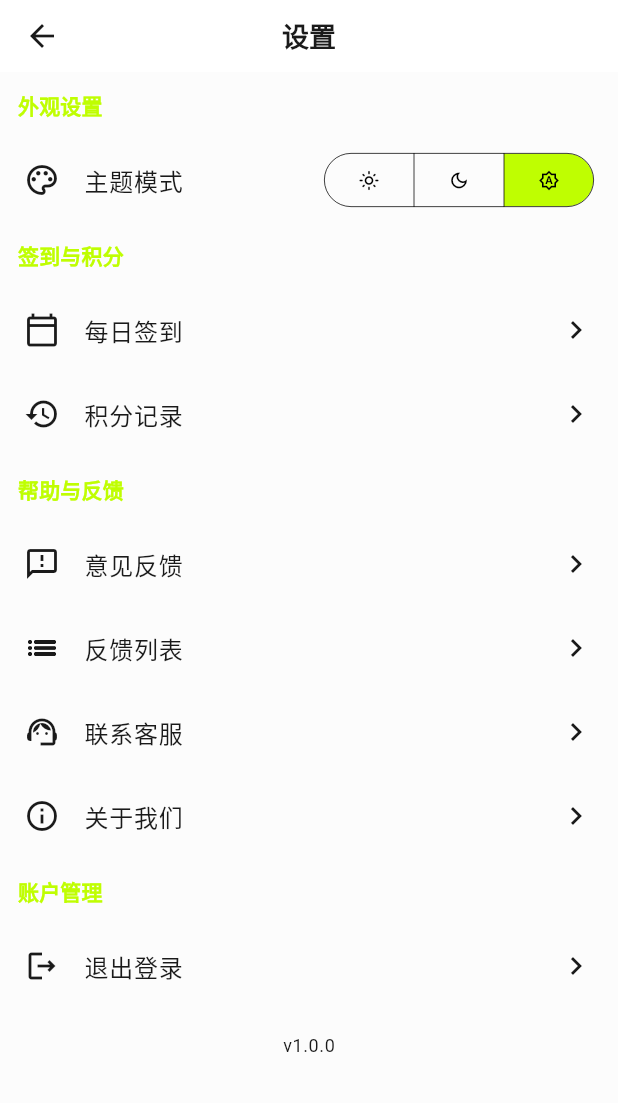
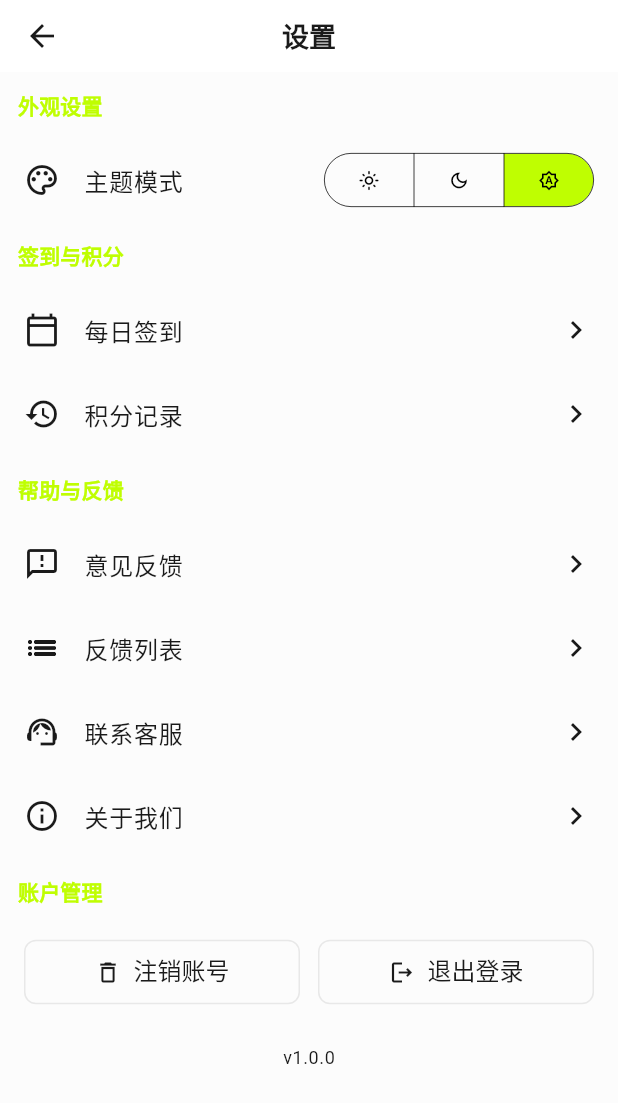
Before and after one commit to Jasper-Cheng/iot-app, a Flutter app: the SettingsScreen screen opened directly, on a phone screen of 412 x 824 dp. Shown: the top 1103 px of the screen. Run offline on Flutter 3.47's test engine with Material 3 defaults, Android fonts, the phone set to English and light mode, and no system bars; our stand-ins replace dio, equatable, flutter_riverpod, flutter_secure_storage, fluttertoast, go_router and 2 more; missing offline and left inert: encrypt, mobile_scanner, mqtt_client, pointycastle; accounts and stored records are empty; network calls fail.

Commit message:
添加注销账号功能，重构设置屏幕中的账户管理项，优化用户体验

```diff
--- a/lib/features/settings/screens/settings_screen.dart
+++ b/lib/features/settings/screens/settings_screen.dart
@@ -399,10 +399,34 @@ class _SettingsScreenState extends ConsumerState<SettingsScreen> {
             context,
             '账户管理',
             [
-              _buildItem(
-                icon: Icons.logout_outlined,
-                text: '退出登录',
-                onTap: () => _showLogoutDialog(context, ref),
+              ListTile(
+                contentPadding: const EdgeInsets.symmetric(horizontal: 16),
+                title: Row(
+                  mainAxisAlignment: MainAxisAlignment.spaceEvenly,
+                  children: [
+                    Expanded(
+                      child: OutlinedButton.icon(
+                        onPressed: () => _showDeleteAccountDialog(context, ref),
+                        icon: const Icon(Icons.delete_outline, size: 18),
+                        label: const Text('注销账号'),
+                        style: OutlinedButton.styleFrom(
+                          padding: const EdgeInsets.symmetric(vertical: 12),
+                        ),
+                      ),
+                    ),
+                    const SizedBox(width: 12),
+                    Expanded(
+                      child: OutlinedButton.icon(
+                        onPressed: () => _showLogoutDialog(context, ref),
+                        icon: const Icon(Icons.logout_outlined, size: 18),
+                        label: const Text('退出登录'),
+                        style: OutlinedButton.styleFrom(
+                          padding: const EdgeInsets.symmetric(vertical: 12),
+                        ),
+                      ),
+                    ),
+                  ],
+                ),
               ),
             ],
           ),
@@ -497,6 +521,49 @@ class _SettingsScreenState extends ConsumerState<SettingsScreen> {
               }
             },
             child: const Text('确定'),
+          ),
+        ],
+      ),
+    );
+  }
+
+  void _showDeleteAccountDialog(BuildContext context, WidgetRef ref) {
+    showDialog(
+      context: context,
+      builder: (context) => AlertDialog(
+        title: const Text('注销账号'),
+        content: const Text('注销账号后，所有数据将被永久删除且无法恢复。确定要注销账号吗?'),
+        actions: [
+          TextButton(
+            onPressed: () => Navigator.pop(context),
+            child: const Text('取消'),
+          ),
+          ElevatedButton(
+            onPressed: () async {
+              try {
+                await ref.read(authProvider.notifier).deleteAccount();
+                if (context.mounted) {
+                  Navigator.pop(context);
+                  // 注销成功后，跳转到登录页
+                  context.go(AppRouter.login);
+                }
+              } catch (e) {
+                if (context.mounted) {
+                  Navigator.pop(context);
+                  ScaffoldMessenger.of(context).showSnackBar(
+                    SnackBar(
+                      content: Text('注销失败: ${ErrorHandler.extractErrorMessage(e)}'),
+                      backgroundColor: Colors.red,
+                    ),
+                  );
+                }
+              }
+            },
+            style: ElevatedButton.styleFrom(
+              backgroundColor: Colors.red,
+              foregroundColor: Colors.white,
+            ),
+            child: const Text('确定注销'),
           ),
         ],
       ),
```
Also changed, not shown: lib/providers/auth_provider.dart (+15 -0 lines).
